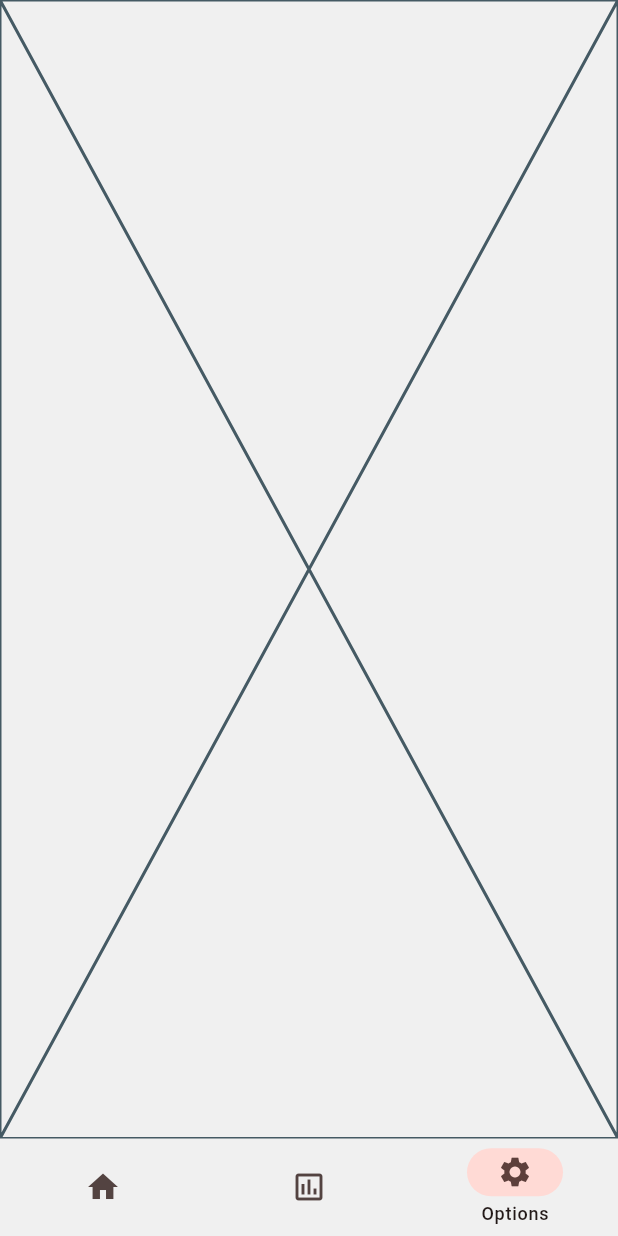
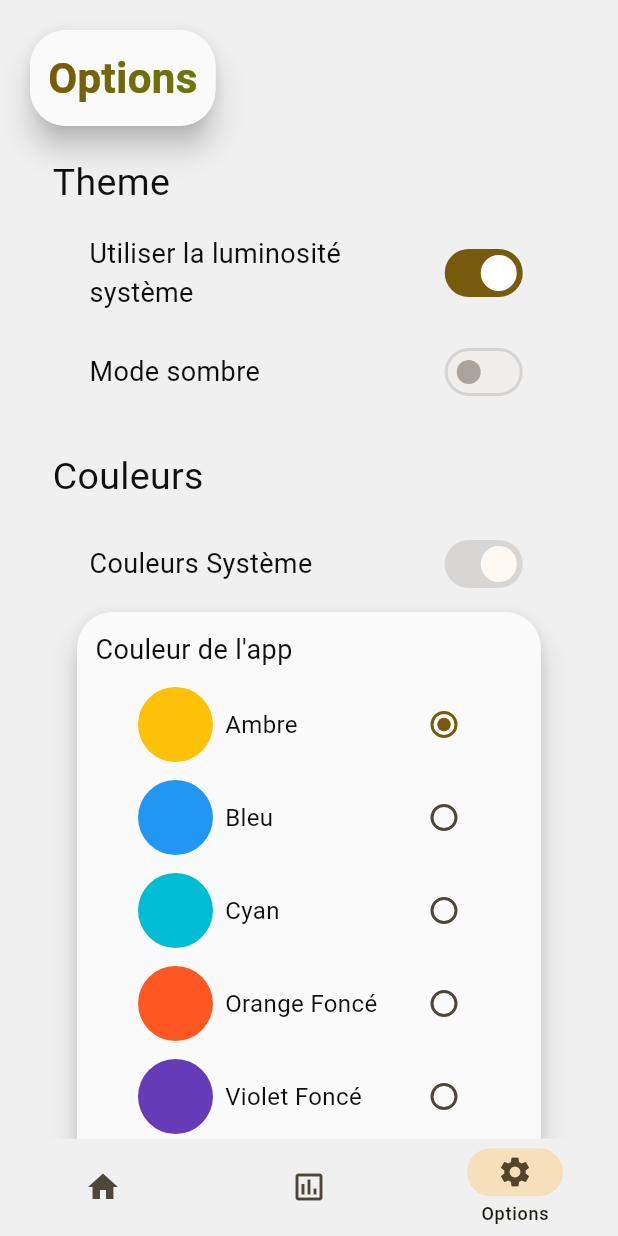
Before and after one commit to SylaneCpn/pense, a Flutter app: the screen it shows after launch, item 3 of the bottom bar chosen, on a phone screen of 412 x 824 dp. Run offline on Flutter 3.47's test engine with Material 3 defaults, Android fonts, the phone set to English and light mode, and no system bars; drawn by our look-alikes of dynamic_color; our stand-ins replace fl_chart, shared_preferences.

Commit message:
Options page + refactoring

```diff
--- a/lib/logic/app_state.dart
+++ b/lib/logic/app_state.dart
@@ -1,34 +1,95 @@
 import 'package:flutter/material.dart';
 import 'package:flutter/scheduler.dart';
+import 'package:pense/logic/currency.dart';
 import 'package:pense/logic/utils.dart';
 import 'package:shared_preferences/shared_preferences.dart';
 
+extension ToStringFr on Color {
+  String toStringFr() {
+    return switch(this) {
+      Colors.amber => "Ambre",
+      Colors.blue => "Bleu",
+      Colors.cyan => "Cyan",
+      Colors.deepOrange => "Orange Foncé",
+      Colors.deepPurple => "Violet Foncé",
+      Colors.green => "Vert",
+      Colors.lightGreen => "Vert Clair",
+      Colors.indigo => "Indigo",
+      Colors.lightBlue => "Bleu Clair",
+      Colors.lime => "Citron",
+      Colors.orange => "Orange",
+      Colors.pink => "Rose",
+      Colors.purple => "Violet",
+      Colors.red => "Rouge",
+      Colors.teal => "Turquoise",
+      Colors.yellow => "Jaune",
+      _ => "Inutilisé"
+    };
+  }
+}
+
+
+
 class AppState extends ChangeNotifier {
-  static const Color defaultPrimarySeedColor = Colors.greenAccent;
-  static const avalaibleCurrencies = ['€', '£', '\$'];
-  static const List<Color> colors = Colors.primaries;
+  static const List<Color> colors = [
+    Colors.amber,
+    Colors.blue,
+    Colors.cyan,
+    Colors.deepOrange,
+    Colors.deepPurple,
+    Colors.green,
+    Colors.lightGreen,
+    Colors.indigo,
+    Colors.lightBlue,
+    Colors.lime,
+    Colors.orange,
+    Colors.pink,
+    Colors.purple,
+    Colors.red,
+    Colors.teal,
+    Colors.yellow,
+  ];
 
-  bool isDark = false;
-  String currency = avalaibleCurrencies[0];
-  bool useSystemBrightness = true;
-  bool trySystemColors = true;
+  bool _isDark = false;
+  bool _useSystemBrightness = true;
+  bool _trySystemColors = true;
   bool _canUseSystemColors = false;
-  ColorScheme _customColors = ColorScheme.fromSeed(seedColor: colors[0]);
+  int _colorIndex = 0;
+  int _currencyIndex = 0;
 
+  bool get isDark => _isDark;
+  bool get useSystemBrightness => _useSystemBrightness;
+  bool get trySystemColors => _trySystemColors;
+  int get colorIndex => _colorIndex;
+  int get currencyIndex => _currencyIndex;
   bool get canUseSystemColors => _canUseSystemColors;
+
+  Brightness get brightness {
+    if (_useSystemBrightness) {
+      return isSystemDark() ? Brightness.dark : Brightness.light;
+    }
+
+    return _isDark ? Brightness.dark : Brightness.light;
+  }
+
+  Currency get currency => Currency.values[_currencyIndex];
+  ColorScheme get _customColors => ColorScheme.fromSeed(
+    seedColor: colors[_colorIndex],
+    brightness: brightness,
+  );
+
+
 
   AppState();
 
   Future<void> initFields() async {
     final prefs = await SharedPreferences.getInstance();
-    isDark = prefs.getBool('isDark') ?? false;
-    trySystemColors = prefs.getBool('trySystemColors') ?? true;
-    currency = avalaibleCurrencies[prefs.getInt("currencyIndex") ?? 0];
-    useSystemBrightness = prefs.getBool('useSystemBrightness') ?? true;
-    _customColors = ColorScheme.fromSeed(seedColor: colors[prefs.getInt('colorIndex') ?? 0]);
+    _isDark = prefs.getBool('isDark') ?? false;
+    _trySystemColors = prefs.getBool('trySystemColors') ?? true;
+    _currencyIndex = prefs.getInt('currencyIndex') ?? 0;
+    _useSystemBrightness = prefs.getBool('useSystemBrightness') ?? true;
+    _colorIndex = prefs.getInt('colorIndex') ?? 0;
     notifyListeners();
-
-
   }
 
   static bool isSystemDark() {
@@ -38,156 +99,149 @@ class AppState extends ChangeNotifier {
 
   String formatWithCurrency(int amount) {
     switch (currency) {
-      case '€':
+      case Currency.euro:
         return "${amount.prettyCentsToWhole().replaceAll(".", ",")} €";
       default:
-        return "$currency ${amount.prettyCentsToWhole()}";
+        return "${currency.symbol()} ${amount.prettyCentsToWhole()}";
     }
   }
 
-
-
-  void toggleTheme() {
-    isDark = !isDark;
+  void toggleTheme() async {
+    final prefs = await SharedPreferences.getInstance();
+    _isDark = !_isDark;
+    await prefs.setBool('isDark', _isDark);
     notifyListeners();
   }
 
-  void toggleDynamicColors() {
-    trySystemColors = !trySystemColors;
+  void toggleDynamicColors() async {
+    final prefs = await SharedPreferences.getInstance();
+    _trySystemColors = !_trySystemColors;
+    await prefs.setBool('trySystemColors', _trySystemColors);
     notifyListeners();
   }
 
-  void toggleUseSystemBrighness() {
-    useSystemBrightness = !useSystemBrightness;
+  void toggleUseSystemBrighness() async {
+    final prefs = await SharedPreferences.getInstance();
+    _useSystemBrightness = !_useSystemBrightness;
+    await prefs.setBool('useSystemBrightness', _useSystemBrightness);
+    notifyListeners();
+  }
+
+  void setCurrencyIndex(int newIndex) async {
+    final prefs = await SharedPreferences.getInstance();
+    _currencyIndex = newIndex;
+    await prefs.setInt('currencyIndex', _currencyIndex);
+    notifyListeners();
+  }
+
+  void setColorIndex(int newIndex) async {
+    final prefs = await SharedPreferences.getInstance();
+    _colorIndex = newIndex;
+    await prefs.setInt('colorIndex', _colorIndex);
     notifyListeners();
   }
 
   Color primaryColor(BuildContext context) {
-    return trySystemColors && _canUseSystemColors
-        ? Theme.of(context).colorScheme.primary
-        : _customColors.primary;
+    return Theme.of(context).colorScheme.primary;
   }
 
   Color onPrimaryColor(BuildContext context) {
-    return trySystemColors && _canUseSystemColors
-        ? Theme.of(context).colorScheme.onPrimary
-        : _customColors.onPrimary;
+    return Theme.of(context).colorScheme.onPrimary;
   }
 
   Color secondaryColor(BuildContext context) {
-    return trySystemColors && _canUseSystemColors
-        ? Theme.of(context).colorScheme.secondary
-        : _customColors.secondary;
+    return Theme.of(context).colorScheme.secondary;
   }
 
   Color onSecondaryColor(BuildContext context) {
-    return trySystemColors && _canUseSystemColors
-        ? Theme.of(context).colorScheme.onSecondary
-        : _customColors.onSecondary;
+    return Theme.of(context).colorScheme.onSecondary;
   }
 
   Color tertiaryColor(BuildContext context) {
-    return trySystemColors && _canUseSystemColors
-        ? Theme.of(context).colorScheme.tertiary
-        : _customColors.tertiary;
+    return Theme.of(context).colorScheme.tertiary;
   }
 
   Color onTertiaryColor(BuildContext context) {
-    return trySystemColors && _canUseSystemColors
-        ? Theme.of(context).colorScheme.onTertiary
-        : _customColors.onTertiary;
+    return Theme.of(context).colorScheme.onTertiary;
   }
 
   Color onPrimaryContainer(BuildContext context) {
-    return trySystemColors && _canUseSystemColors
-        ? Theme.of(context).colorScheme.onPrimaryContainer
-        : _customColors.onPrimaryContainer;
+    return Theme.of(context).colorScheme.onPrimaryContainer;
   }
 
   Color primaryContainer(BuildContext context) {
-    return trySystemColors && _canUseSystemColors
-        ? Theme.of(context).colorScheme.primaryContainer
-        : _customColors.primaryContainer;
+    return Theme.of(context).colorScheme.primaryContainer;
   }
 
   Color onSurface(BuildContext context) {
-    return trySystemColors && _canUseSystemColors
-        ? Theme.of(context).colorScheme.onSurface
-        : _customColors.onSurface;
+    return Theme.of(context).colorScheme.onSurface;
   }
 
   Color inversePrimary(BuildContext context) {
-    return trySystemColors && _canUseSystemColors
-        ? Theme.of(context).colorScheme.inversePrimary
-        : _customColors.inversePrimary;
+    return Theme.of(context).colorScheme.inversePrimary;
   }
 
   Color backgroundColor() {
-    if (useSystemBrightness) {
-      return isSystemDark() ? Colors.black : Colors.white;
-    } else {
-      return isDark ? Colors.black : Colors.white;
-    }
+    return switch (brightness) {
+      Brightness.dark => Colors.black,
+      Brightness.light => Colors.white,
+    };
   }
 
   Color onBackgroundColor() {
-    if (useSystemBrightness) {
-      return isSystemDark() ? Colors.white : Colors.black;
-    } else {
-      return isDark ? Colors.white : Colors.black;
-    }
+    return switch (brightness) {
+      Brightness.dark => Colors.white,
+      Brightness.light => Colors.black,
+    };
   }
 
   Color lightBackgroundColor() {
-    if (useSystemBrightness) {
-      return isSystemDark() ? Color.fromRGBO(25, 25, 25, 1.0) : Color.fromRGBO(240, 240, 240, 1.0);
-    } else {
-      return isDark ? Color.fromRGBO(25, 25, 25, 1.0) : Color.fromRGBO(240, 240, 240, 1.0);
-    }
+    return switch (brightness) {
+      Brightness.dark => Color.fromRGBO(25, 25, 25, 1.0),
+      Brightness.light => Color.fromRGBO(240, 240, 240, 1.0),
+    };
   }
 
   Color onLightBackgroundColor() {
-    if (useSystemBrightness) {
-      return isSystemDark() ?  Colors.grey[100]! : Colors.grey[900]! ;
-    } else {
-      return isDark ? Colors.grey[100]! : Colors.grey[900]!;
-    }
+    return switch (brightness) {
+      Brightness.dark => Colors.grey[100]!,
+      Brightness.light => Colors.grey[900]!,
+    };
   }
 
   Color lessContrastBackgroundColor() {
-    if (useSystemBrightness) {
-      return isSystemDark() ? Color.fromRGBO(15, 15, 15, 1.0) : Colors.grey[50]!;
-    } else {
-      return isDark ? Color.fromRGBO(15, 15, 15, 1.0) : Colors.grey[50]!;
-    }
+    return switch (brightness) {
+      Brightness.dark => Color.fromRGBO(15, 15, 15, 1.0),
+      Brightness.light => Colors.grey[50]!,
+    };
   }
 
   Color onLessContrastBackgroundColor() {
-    if (useSystemBrightness) {
-      return isSystemDark() ?  Colors.grey[50]! : Color.fromRGBO(15, 15, 15, 1.0) ;
-    } else {
-      return isDark ? Colors.grey[50]! : Color.fromRGBO(15, 15, 15, 1.0);
-    }
+    return switch (brightness) {
+      Brightness.dark => Colors.grey[50]!,
+      Brightness.light => Color.fromRGBO(15, 15, 15, 1.0),
+    };
   }
-
-
 
   ThemeData _theme(ColorScheme? lightDynamic, ColorScheme? darkDynamic) {
     if (lightDynamic == null || darkDynamic == null) {
-      return ThemeData(colorScheme: _customColors , brightness: isDark ? Brightness.dark : Brightness.light);
+      return ThemeData(
+        colorScheme: _customColors,
+        brightness: _isDark ? Brightness.dark : Brightness.light,
+      );
     } else {
       late ColorScheme scheme;
 
-      if (trySystemColors) {
-        if (useSystemBrightness) {
+      if (_trySystemColors) {
+        if (_useSystemBrightness) {
           scheme = (isSystemDark()) ? darkDynamic : lightDynamic;
         } else {
-          scheme = isDark ? darkDynamic : lightDynamic;
+          scheme = _isDark ? darkDynamic : lightDynamic;
         }
       } else {
         scheme = _customColors;
       }
-      return ThemeData(colorScheme: scheme , fontFamily: "HankenGrotesk");
+      return ThemeData(colorScheme: scheme, fontFamily: "HankenGrotesk");
     }
   }
 
@@ -196,28 +250,3 @@ class AppState extends ChangeNotifier {
     return _theme(lightDynamic, darkDynamic);
   }
 }
-
-// class AppColors {
-//   final Color seed;
-
-
-//   late final ColorScheme scheme;
-//   late final bool isDark;
-
-//   AppColors({
-//     required this.seed,
-//     bool? isDark,
-//   }) {
-//     this.isDark = isDark ?? false;
-//     scheme = ColorScheme.fromSeed(
-//       brightness: this.isDark ? Brightness.dark : Brightness.light,
-//       seedColor: seed,
-//     );
-//   }
-// }
-
-// extension IsDark on Brightness {
-//   bool isDark() {
-//     return this == Brightness.dark;
-//   }
-// }
--- /dev/null
+++ b/lib/logic/currency.dart
@@ -0,0 +1,21 @@
+enum Currency {
+  euro,
+  dollar,
+  pound;
+
+  String symbol() {
+    return switch (this) {
+      Currency.euro => '€',
+      Currency.dollar => '\$',
+      Currency.pound => '£',
+    };
+  }
+
+  String toStringFr() {
+    return switch (this) {
+      Currency.euro => "Euro",
+      Currency.dollar => "Dollar",
+      Currency.pound => "Livre",
+    };
+  }
+}
--- a/lib/ui/data_page/retrospect/retrospect_element.dart
+++ b/lib/ui/data_page/retrospect/retrospect_element.dart
@@ -169,7 +169,7 @@ class _RetrospectTopState extends State<RetrospectTop> {
   @override
   void initState() {
     elements = _generateSortedElements();
-    count = count < elements.length ? count : elements.length;
+    count = widget.initCount < elements.length ? widget.initCount : elements.length;
     super.initState();
   }
 
--- /dev/null
+++ b/lib/ui/options_page/color_circle.dart
@@ -0,0 +1,19 @@
+import 'package:flutter/material.dart';
+
+class ColorCircle extends StatelessWidget{
+  final Color color;
+  final double radius;
+  const ColorCircle({super.key , required this.color , this.radius = 100.0});
+
+  @override
+  Widget build(BuildContext context) {
+    return Container(
+      width: radius/2,
+      height: radius/2,
+      decoration: BoxDecoration(
+        color: color,
+        shape: BoxShape.circle
+      ),
+    );
+  }
+}
--- a/lib/ui/options_page/options_page.dart
+++ b/lib/ui/options_page/options_page.dart
@@ -1,14 +1,137 @@
 import 'package:flutter/material.dart';
+import 'package:pense/logic/app_state.dart';
+import 'package:pense/logic/currency.dart';
+import 'package:pense/ui/options_page/color_circle.dart';
+import 'package:pense/ui/options_page/selection_radio.dart';
+import 'package:pense/ui/options_page/switch_label.dart';
+import 'package:pense/ui/utils/decorated_gradient_title.dart';
+import 'package:pense/ui/utils/port_view.dart';
+import 'package:provider/provider.dart';
 
-class OptionsPage extends StatelessWidget{
+class OptionsPage extends StatelessWidget {
   const OptionsPage({super.key});
+
+  TextStyle _selectionTextStyle(AppState appState, BuildContext context) {
+    return TextStyle(
+      color: appState.onLessContrastBackgroundColor(),
+      fontSize: PortView.slightlyBiggerRegularTextSize(MediaQuery.widthOf(context)),
+    );
+  }
 
   @override
   Widget build(BuildContext context) {
+    final appState = context.watch<AppState>();
     return SingleChildScrollView(
       child: Column(
+        crossAxisAlignment: CrossAxisAlignment.start,
+        children: [
+          Padding(
+            padding: const EdgeInsets.only(left: 20.0, top: 20.0),
+            child: DecoratedGradientTitle(
+              innerPadding: const EdgeInsets.all(12.0),
+              label: "Options",
+            ),
+          ),
+          OptionSection(
+            sectionName: "Theme",
+            children: [
+              SwitchLabel(
+                label: "Utiliser la luminosité système",
+                toWatchFlag: appState.useSystemBrightness,
+                toogleToWatchFlagCallback: appState.toggleUseSystemBrighness,
+              ),
+              SwitchLabel(
+                label: "Mode sombre",
+                toWatchFlag: appState.isDark,
+                toogleToWatchFlagCallback: appState.toggleTheme,
+                disabled: appState.useSystemBrightness,
+              ),
+            ],
+          ),
+          OptionSection(
+            sectionName: "Couleurs",
+            children: [
+              SwitchLabel(
+                label: "Couleurs Système",
+                toWatchFlag: appState.trySystemColors,
+                toogleToWatchFlagCallback: appState.toggleDynamicColors,
+                disabled: !appState.canUseSystemColors,
+              ),
 
+              SelectionRadio(
+                label: "Couleur de l'app",
+                selectedElementIndex: appState.colorIndex,
+                setIndexCallBack: appState.setColorIndex,
+                widgetFromElement: (element) => Row(
+                  spacing: 8.0,
+                  children: [
+                    ColorCircle(color: element),
+                    Expanded(child: Text(element.toStringFr() , style: _selectionTextStyle(appState, context),))
+                  ],
+                ),
+                elements: AppState.colors,
+              ),
+            ],
+          ),
+
+          OptionSection(
+            sectionName: "Divers",
+            children: [
+              SelectionRadio(
+                label: "Devise",
+                selectedElementIndex: appState.currencyIndex,
+                setIndexCallBack: appState.setCurrencyIndex,
+                widgetFromElement: (element) => Text("${element.toStringFr()} (${element.symbol()})" ,style: _selectionTextStyle(appState, context),),
+                elements: Currency.values,
+              ),
+            ],
+          ),
+        ],
       ),
     );
   }
 }
+
+class OptionSection extends StatelessWidget {
+  final List<Widget> children;
+  final String sectionName;
+  final double spacing;
+  const OptionSection({
+    super.key,
+    required this.sectionName,
+    this.spacing = 8.0,
+    this.children = const <Widget>[],
+  });
+
+  TextStyle _sectionNameStyle(AppState appState, BuildContext context) {
+    return TextStyle(
+      color: appState.onLessContrastBackgroundColor(),
+      fontSize: PortView.bigTextSize(MediaQuery.widthOf(context)),
+    );
+  }
+
+  @override
+  Widget build(BuildContext context) {
+    final appState = context.watch<AppState>();
+    return Column(
+      crossAxisAlignment: CrossAxisAlignment.stretch,
+      spacing: spacing,
+      children: [
+        Padding(
+          padding: const EdgeInsets.only(left: 35.0, top: 20.0),
+          child: Text(sectionName, style: _sectionNameStyle(appState, context)),
+        ),
+        LayoutBuilder(
+          builder: (context, constraints) {
+            return Center(
+              child: SizedBox(
+                width: constraints.maxWidth * 0.75,
+                child: Column(children: children),
+              ),
+            );
+          },
+        ),
+      ],
+    );
+  }
+}
--- /dev/null
+++ b/lib/ui/options_page/selection_radio.dart
@@ -0,0 +1,80 @@
+import 'package:flutter/material.dart';
+import 'package:pense/logic/app_state.dart';
+import 'package:pense/ui/utils/elevated_container.dart';
+import 'package:pense/ui/utils/port_view.dart';
+import 'package:provider/provider.dart';
+
+class SelectionRadio<T> extends StatelessWidget {
+  final String label;
+  final List<T> elements;
+  final int selectedElementIndex;
+  final Widget Function(T element) widgetFromElement;
+  final void Function(int newIndex) setIndexCallBack;
+
+  const SelectionRadio({
+    super.key,
+    required this.label,
+    required this.selectedElementIndex,
+    required this.setIndexCallBack,
+    required this.widgetFromElement,
+    required this.elements,
+  });
+
+  TextStyle _labelStyle(AppState appState, BuildContext context) {
+    return TextStyle(
+      color: appState.onLessContrastBackgroundColor(),
+      fontSize: PortView.biggerRegularTextSize(MediaQuery.widthOf(context)),
+    );
+  }
+
+  TextStyle _textStyle(AppState appState, BuildContext context) {
+    return TextStyle(
+      color: appState.onLessContrastBackgroundColor(),
+      fontSize: PortView.slightlyBiggerRegularTextSize(MediaQuery.widthOf(context)),
+    );
+  }
+
+  @override
+  Widget build(BuildContext context) {
+    final appState = context.watch<AppState>();
+    return ElevatedContainer(
+      decoration: BoxDecoration(color: appState.lessContrastBackgroundColor()),
+      borderRadius: BorderRadius.circular(24.0),
+      child: Padding(
+        padding: const EdgeInsetsGeometry.all(12.0),
+        child: Column(
+          crossAxisAlignment: CrossAxisAlignment.stretch,
+          children: [
+            Text(label, style: _labelStyle(appState, context)),
+            RadioGroup<int>(
+              groupValue: selectedElementIndex,
+              onChanged: (value) => setIndexCallBack(value!),
+              child: Padding(
+                padding: const EdgeInsets.symmetric(vertical: 12.0),
+                child: Column(
+                  spacing: 12.0,
+                  children: elements.indexed.map((ie) {
+                    return LayoutBuilder(
+                      builder: (context , constraints) {
+                        final pad = constraints.maxWidth * (1 - 0.8) / 2;
+                        return Padding(
+                          padding: EdgeInsets.only(left: pad , right: pad ),
+                          child: Row(
+                            children: [
+                              Expanded(child: widgetFromElement(ie.$2)),
+                              Radio(value: ie.$1),
+                            ],
+                          ),
+                        );
+                      }
+                    );
+                  }).toList(),
+                ),
+              ),
+            ),
+          ],
+        ),
+      ),
+    );
+  }
+}
--- /dev/null
+++ b/lib/ui/options_page/switch_label.dart
@@ -0,0 +1,34 @@
+import 'package:flutter/material.dart';
+import 'package:pense/logic/app_state.dart';
+import 'package:pense/ui/utils/port_view.dart';
+import 'package:provider/provider.dart';
+
+class SwitchLabel extends StatelessWidget{
+  final String label;
+  final bool disabled;
+  final bool toWatchFlag;
+  final void Function() toogleToWatchFlagCallback;
+  const SwitchLabel({super.key, required this.label, required this.toWatchFlag , required this.toogleToWatchFlagCallback, this.disabled = false});
+
+  TextStyle _textStyle(AppState appState , BuildContext context) {
+    return TextStyle(
+      color: appState.onLessContrastBackgroundColor(),
+      fontSize: PortView.biggerRegularTextSize(MediaQuery.widthOf(context))
+    );
+  }
+
+  @override
+  Widget build(BuildContext context) {
+    final appState = context.watch<AppState>();
+    return Padding(
+      padding: const EdgeInsets.all(8.0),
+      child: Row(
+            children: [
+              Expanded(child: Text(label ,style: _textStyle(appState, context),)),
+              Switch(value: toWatchFlag, onChanged: disabled ? null : (_) => toogleToWatchFlagCallback(),)
+            ],
+          ),
+    );
+  }
+
+}
--- a/lib/ui/page_switcher.dart
+++ b/lib/ui/page_switcher.dart
@@ -4,6 +4,7 @@ import 'package:pense/logic/month.dart';
 import 'package:pense/logic/record.dart';
 import 'package:pense/ui/data_page/data_page.dart';
 import 'package:pense/ui/main_page/main_page.dart';
+import 'package:pense/ui/options_page/options_page.dart';
 import 'package:provider/provider.dart';
 
 class PageSwitcher extends StatefulWidget {
@@ -107,7 +108,7 @@ class _PageSwitcherState extends State<PageSwitcher> with TickerProviderStateMix
           setMonthCallBack: setDate,
           recordElements: record.elements,
         ),
-        Placeholder(),
+        OptionsPage(),
       ][currentPageIndex]) ,
     );
   }
--- /dev/null
+++ b/lib/ui/utils/decorated_gradient_title.dart
@@ -0,0 +1,30 @@
+import 'package:flutter/material.dart';
+import 'package:pense/logic/app_state.dart';
+import 'package:pense/ui/utils/elevated_container.dart';
+import 'package:pense/ui/utils/gradient_title.dart';
+import 'package:provider/provider.dart';
+
+class DecoratedGradientTitle extends StatelessWidget {
+  final String label;
+  final double borderRadius;
+  final EdgeInsets innerPadding;
+
+  const DecoratedGradientTitle({
+    super.key,
+    this.borderRadius = 24.0,
+    this.innerPadding = const EdgeInsets.all(8.0),
+    required this.label,
+  });
+  @override
+  Widget build(BuildContext context) {
+    final appState = context.watch<AppState>();
+    return ElevatedContainer(
+      decoration: BoxDecoration(color: appState.lessContrastBackgroundColor()),
+      borderRadius: BorderRadius.circular(24.0),
+      child: Padding(
+        padding: innerPadding,
+        child: GradientTitle(label: label),
+      ),
+    );
+  }
+}
```
